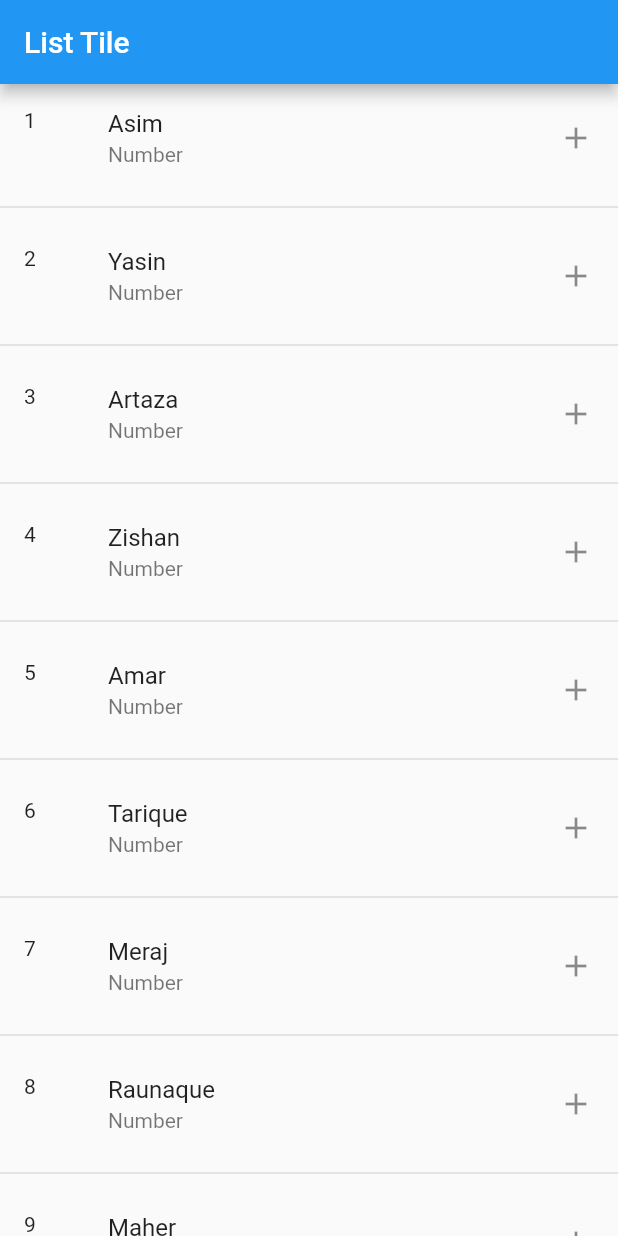
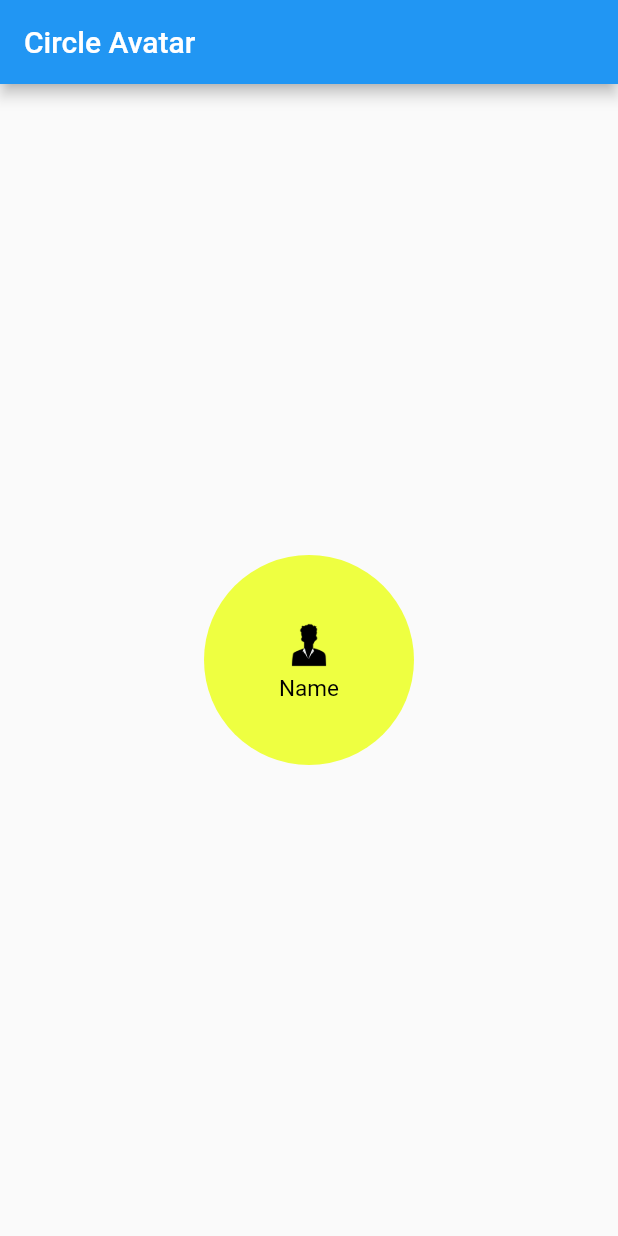
Before and after one commit to yasin9064/flutter_application_1, a Flutter app: the screen it shows after launch, on a phone screen of 412 x 824 dp. Run offline on Flutter 3.47's test engine with Material 2 defaults, Android fonts, the phone set to English and light mode, and no system bars.

Commit message:
Learn about Circle Avatar.

```diff
--- a/lib/HomeScreen.dart
+++ b/lib/HomeScreen.dart
@@ -5,37 +5,33 @@ class HomeScreen extends StatelessWidget {
 
   @override
   Widget build(BuildContext context) {
-    var arrNames = [
-      'Asim',
-      'Yasin',
-      'Artaza',
-      'Zishan',
-      'Amar',
-      'Tarique',
-      'Meraj',
-      'Raunaque',
-      'Maher'
-    ];
-    // var arrNumbers = ['1, 2, 3, 4, 5, 6, 7, 8, 9'];
+
+
     return Scaffold(
         appBar: AppBar(
-          title: Text("List Tile"),
+          title: Text("Circle Avatar"),
         ),
-        body: ListView.separated(
-            itemBuilder: (context, index) {
-              return ListTile(
-                leading: Text('${index+1}'),
-                title: Text(arrNames[index]),
-                subtitle: Text('Number'),
-                trailing: Icon(Icons.add),
-              );
-            },
-            itemCount: arrNames.length,
-            separatorBuilder: (context, index) {
-              return Divider(
-                height: 20,
-                thickness: 1,
-              );
-            }));
+        body: Center(
+          child: CircleAvatar(
+            child: Container(
+              width: 60,
+              height: 60,
+              child: Column(
+                children: [
+                  Container(
+                    width: 40,
+                    height: 40,
+                    child: Image.asset('assets/images/Black-Avatar.png')),
+                    Text('Name', style: TextStyle(color: Colors.black, fontSize: 15),
+                  )
+                ],
+                ),
+            ),
+
+            backgroundColor: Colors.limeAccent,
+            maxRadius: 70,
+            ),
+        )
+      );
   }
 }
```
Also changed, not shown: assets/images/Black-Avatar.png (added).
